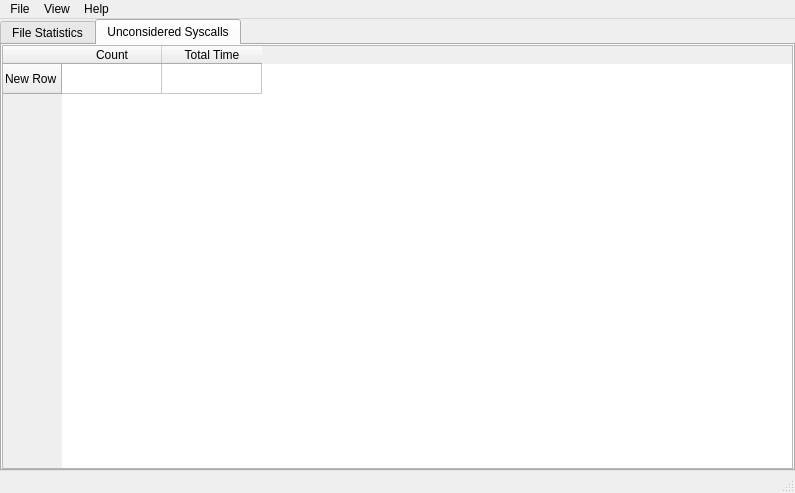
First picture: the form in src/mainwindow.ui, repository nicolasgross/iotrace-gui, before the edit.
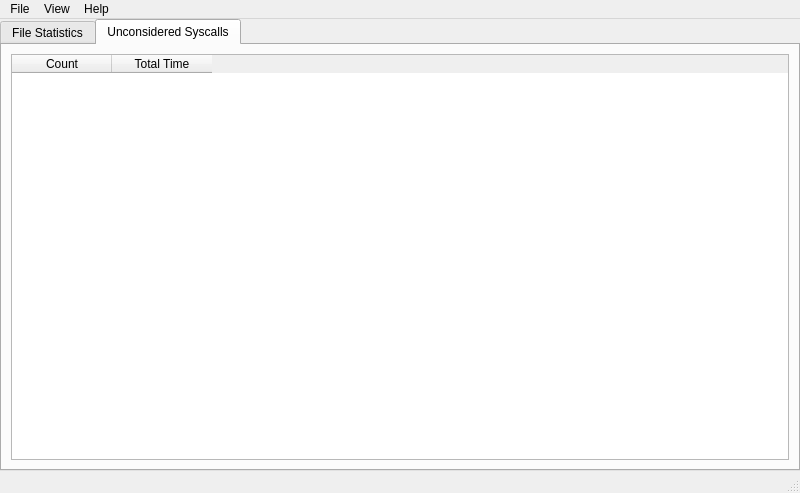
Second picture: the form after the edit. The open tabs and pages were chosen to show the change.

Commit message: Adjust widget IDs

The edit to the form file:
```diff
--- a/src/mainwindow.ui
+++ b/src/mainwindow.ui
@@ -6,13 +6,13 @@
    <rect>
     <x>0</x>
     <y>0</y>
-    <width>795</width>
+    <width>800</width>
     <height>493</height>
    </rect>
   </property>
   <property name="minimumSize">
    <size>
-    <width>600</width>
+    <width>800</width>
     <height>300</height>
    </size>
   </property>
@@ -386,29 +386,9 @@
        <attribute name="title">
         <string>Unconsidered Syscalls</string>
        </attribute>
-       <layout class="QVBoxLayout" name="verticalLayout_2">
-        <property name="spacing">
-         <number>0</number>
-        </property>
-        <property name="leftMargin">
-         <number>0</number>
-        </property>
-        <property name="topMargin">
-         <number>0</number>
-        </property>
-        <property name="rightMargin">
-         <number>0</number>
-        </property>
-        <property name="bottomMargin">
-         <number>0</number>
-        </property>
+       <layout class="QHBoxLayout" name="horizontalLayout_2">
         <item>
-         <widget class="QTableWidget" name="tableWidget_2">
-          <row>
-           <property name="text">
-            <string>New Row</string>
-           </property>
-          </row>
+         <widget class="QTableWidget" name="syscallsTable">
           <column>
            <property name="text">
             <string>Count</string>
@@ -432,11 +412,11 @@
     <rect>
      <x>0</x>
      <y>0</y>
-     <width>795</width>
+     <width>800</width>
      <height>26</height>
     </rect>
    </property>
-   <widget class="QMenu" name="menutest">
+   <widget class="QMenu" name="menuFile">
     <property name="title">
      <string>File</string>
     </property>
@@ -445,7 +425,7 @@
     <addaction name="separator"/>
     <addaction name="actionQuit"/>
    </widget>
-   <widget class="QMenu" name="menuAbout">
+   <widget class="QMenu" name="menuHelp">
     <property name="title">
      <string>Help</string>
     </property>
@@ -457,9 +437,9 @@
     </property>
     <addaction name="actionColumns"/>
    </widget>
-   <addaction name="menutest"/>
+   <addaction name="menuFile"/>
    <addaction name="menuView"/>
-   <addaction name="menuAbout"/>
+   <addaction name="menuHelp"/>
   </widget>
   <widget class="QStatusBar" name="statusbar"/>
   <action name="actionOpen">
```
Left out of the diff: 17 changed lines with no effect on the pictures.
